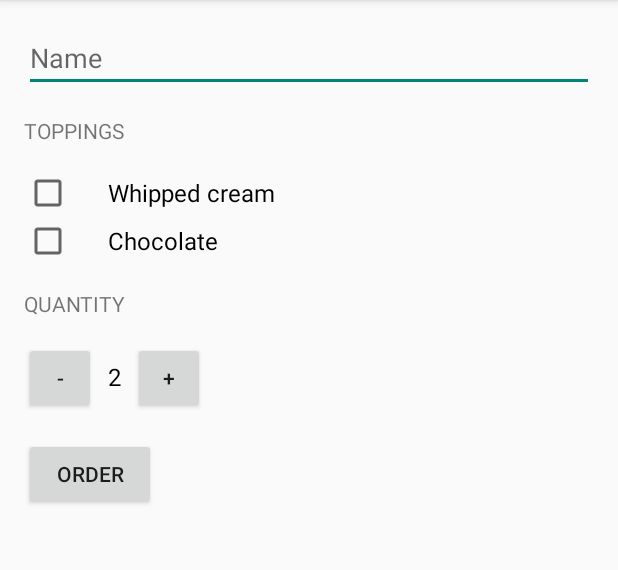
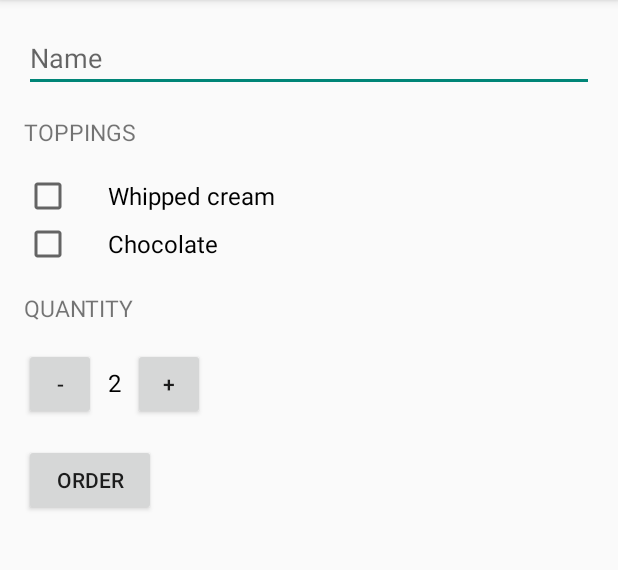
Before and after one commit to AleksanderSleszynski/JustJava, an Android app: the screen it shows after launch (MainActivity), on a phone screen of 412 x 824 dp, the part 84-654 px from its top. Run offline under Robolectric (Android 15) with nearby library versions, the phone set to English and light mode, and no system bars.

Commit message:
Add HeaderTextStyle

```diff
--- a/app/src/main/res/layout/activity_main.xml
+++ b/app/src/main/res/layout/activity_main.xml
@@ -27,7 +27,7 @@
             android:layout_marginTop="16dp"
             android:layout_marginBottom="16dp"
             android:text="@string/toppings"
-            android:textAllCaps="true" />
+            style="@style/HeaderTextStyle" />
 
         <CheckBox
             android:id="@+id/whipped_cream_checkbox"
@@ -51,7 +51,7 @@
             android:layout_marginTop="16dp"
             android:layout_marginBottom="16dp"
             android:text="@string/quantity"
-            android:textAllCaps="true" />
+            style="@style/HeaderTextStyle" />
 
         <LinearLayout
             android:layout_width="wrap_content"
--- a/app/src/main/res/values/styles.xml
+++ b/app/src/main/res/values/styles.xml
@@ -5,4 +5,12 @@
         <!-- Customize your theme here. -->
     </style>
 
+    <style name="HeaderTextStyle" >
+        <item name="android:layout_width">wrap_content</item>
+        <item name="android:layout_height">48dp</item>
+        <item name="android:gravity">center_vertical</item>
+        <item name="android:textSize">15sp</item>
+        <item name="android:textAllCaps">true</item>
+    </style>
+
 </resources>
```
